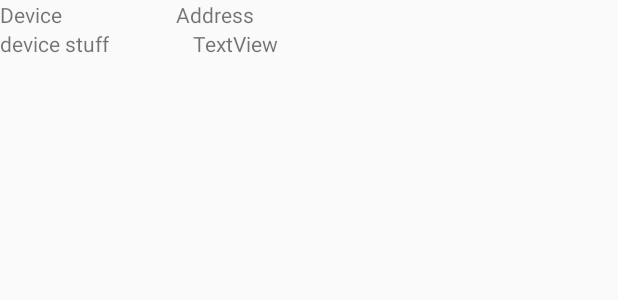
After one commit to Kevnaut/Kiwy, an Android app: the layout activity_add_entry.xml on its own in the app's theme, with its tools: preview values and no code run, on a phone screen of 412 x 824 dp. The commit adds this screen. Shown: the top 300 px of the screen. Run offline under Robolectric (Android 15) with nearby library versions, the phone set to English and light mode, and no system bars.

Commit message:
Started addEntry - when item is clicked on new activity is started. Next show the item was clicked on, when button is pressed adds device to a list, save the list of saved bluetooth devices

```diff
--- a/app/src/main/AndroidManifest.xml
+++ b/app/src/main/AndroidManifest.xml
@@ -3,10 +3,11 @@
     package="com.example.kiwy">
 
     <uses-feature android:name="android.hardware.bluetooth" />
+
     <uses-permission android:name="android.permission.BLUETOOTH" />
     <uses-permission android:name="android.permission.BLUETOOTH_ADMIN" />
     <uses-permission android:name="android.permission.ACCESS_COARSE_LOCATION" />
-    <uses-permission android:name="android.permission.ACCESS_FINE_LOCATION"/>
+    <uses-permission android:name="android.permission.ACCESS_FINE_LOCATION" />
 
     <application
         android:allowBackup="true"
@@ -15,7 +16,8 @@
         android:roundIcon="@mipmap/ic_launcher_round"
         android:supportsRtl="true"
         android:theme="@style/AppTheme">
-        <activity android:name="com.example.kiwy.MainActivity">
+        <activity android:name=".AddEntry"></activity>
+        <activity android:name=".MainActivity">
             <intent-filter>
                 <action android:name="android.intent.action.MAIN" />
 
--- /dev/null
+++ b/app/src/main/java/com/example/kiwy/AddEntry.java
@@ -0,0 +1,14 @@
+package com.example.kiwy;
+
+import android.os.Bundle;
+
+import androidx.appcompat.app.AppCompatActivity;
+
+public class AddEntry extends AppCompatActivity {
+
+    @Override
+    protected void onCreate(Bundle savedInstanceState) {
+        super.onCreate(savedInstanceState);
+        setContentView(R.layout.activity_add_entry);
+    }
+}
--- a/app/src/main/java/com/example/kiwy/MainActivity.java
+++ b/app/src/main/java/com/example/kiwy/MainActivity.java
@@ -11,6 +11,7 @@ import android.os.Build;
 import android.os.Bundle;
 import android.util.Log;
 import android.view.View;
+import android.widget.AdapterView;
 import android.widget.Button;
 import android.widget.ListView;
 
@@ -124,6 +125,15 @@ public class MainActivity extends AppCompatActivity {
         mBTDevices = new ArrayList<>();
 
         // All onClick actions
+        lvNewDevices.setOnItemClickListener(new AdapterView.OnItemClickListener() {
+            @Override
+            public void onItemClick(AdapterView<?> adapterView, View view, int i, long l) {
+                // Make a new activity and send the device that was selected
+                BluetoothDevice device = mBTDevices.get(i);
+                openAddEntry(device);
+
+            }
+        });
         btnONOFF.setOnClickListener(new View.OnClickListener() {
             @Override
             public void onClick(View view) {
@@ -218,4 +228,9 @@ public class MainActivity extends AppCompatActivity {
             Log.d(TAG, "checkBTPermissions: No need to check permissions. SDK version < LOLLIPOP.");
         }
     }
+
+    public void openAddEntry(BluetoothDevice device) {
+        Intent intent = new Intent(this, AddEntry.class);
+        startActivity(intent);
+    }
 }
--- /dev/null
+++ b/app/src/main/res/layout/activity_add_entry.xml
@@ -0,0 +1,44 @@
+<?xml version="1.0" encoding="utf-8"?>
+<androidx.constraintlayout.widget.ConstraintLayout xmlns:android="http://schemas.android.com/apk/res/android"
+    xmlns:app="http://schemas.android.com/apk/res-auto"
+    xmlns:tools="http://schemas.android.com/tools"
+    android:layout_width="match_parent"
+    android:layout_height="match_parent"
+    tools:context=".AddEntry">
+
+    <TextView
+        android:id="@+id/textView3"
+        android:layout_width="wrap_content"
+        android:layout_height="wrap_content"
+        android:text="Device"
+        tools:layout_editor_absoluteX="92dp"
+        tools:layout_editor_absoluteY="94dp" />
+
+    <TextView
+        android:id="@+id/textView4"
+        android:layout_width="wrap_content"
+        android:layout_height="wrap_content"
+        android:layout_marginStart="76dp"
+        android:layout_marginLeft="76dp"
+        android:text="Address"
+        app:layout_constraintStart_toEndOf="@+id/textView3"
+        tools:layout_editor_absoluteY="94dp" />
+
+    <TextView
+        android:id="@+id/tDevice"
+        android:layout_width="wrap_content"
+        android:layout_height="wrap_content"
+        android:text="device stuff"
+        app:layout_constraintTop_toBottomOf="@+id/textView3"
+        tools:layout_editor_absoluteX="78dp" />
+
+    <TextView
+        android:id="@+id/tAddress"
+        android:layout_width="wrap_content"
+        android:layout_height="wrap_content"
+        android:layout_marginStart="56dp"
+        android:layout_marginLeft="56dp"
+        android:text="TextView"
+        app:layout_constraintStart_toEndOf="@+id/tDevice"
+        app:layout_constraintTop_toBottomOf="@+id/textView4" />
+</androidx.constraintlayout.widget.ConstraintLayout>
```
